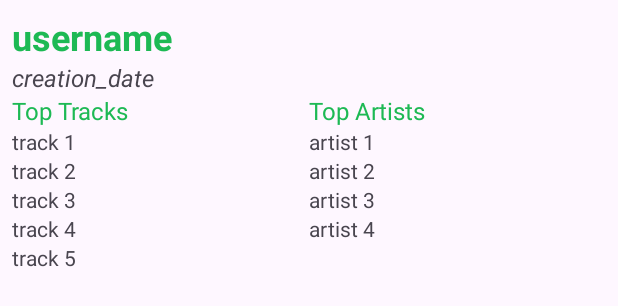
After one commit to ganning127/SpotifyStats, an Android app built with Jetpack Compose: the layout listview_wrapped_item.xml on its own in the app's theme, with its tools: preview values and no code run, on a phone screen of 412 x 824 dp. The commit adds this screen. Shown: the top 306 px of the screen. Run offline under Robolectric (Android 15) with nearby library versions, the phone set to English and light mode, and no system bars.

Commit message:
my wraps page done

```diff
--- a/app/src/main/AndroidManifest.xml
+++ b/app/src/main/AndroidManifest.xml
@@ -35,7 +35,10 @@
             android:name=".ProfileActivity"
             android:exported="true">
         </activity>
-
+        <activity
+            android:name=".AllWraps"
+            android:exported="true">
+        </activity>
         <activity
             android:name=".WrappedActivity"
             android:exported="true">
--- a/app/src/main/java/com/example/statsforspotify/WrappedActivity.java
+++ b/app/src/main/java/com/example/statsforspotify/WrappedActivity.java
@@ -34,6 +34,7 @@ import org.json.JSONObject;
 import java.io.IOException;
 import java.lang.reflect.Array;
 import java.util.ArrayList;
+import java.util.Date;
 import java.util.HashMap;
 import java.util.List;
 import java.util.Map;
@@ -114,6 +115,8 @@ public class WrappedActivity extends AppCompatActivity {
             HashMap<String, String> spotifyAuthData = SpotifyAuthData.getInstance();
             String userId = spotifyAuthData.get("spotify_id");
 
+            generatedWrapped.put("createdAt", new Date().toString());
+
             db.collection("wraps").document().set(generatedWrapped); // auto generate id
 
 
@@ -180,6 +183,7 @@ public class WrappedActivity extends AppCompatActivity {
                     new ImageLoadTask(imgURL, pfpImgView).execute();
 
                     String displayName = (String) jsonObject.get("display_name");
+                    generatedWrapped.put("username", displayName);
 
                     // TODO: change this to fetch the name from firebase when we have a settings page
                     setTextAsync("Welcome, " + displayName, welcomeText);
--- /dev/null
+++ b/app/src/main/res/layout/listview_wrapped_item.xml
@@ -0,0 +1,128 @@
+<?xml version="1.0" encoding="utf-8"?>
+<!--<LinearLayout xmlns:android="http://schemas.android.com/apk/res/android"-->
+<!--    android:layout_width="match_parent"-->
+<!--    android:layout_height="wrap_content">-->
+
+<LinearLayout xmlns:android="http://schemas.android.com/apk/res/android"
+    android:id="@+id/wrapped_stuff"
+    android:layout_width="match_parent"
+    android:layout_height="wrap_content"
+    android:layout_weight="1"
+    android:orientation="vertical"
+    android:padding="8dp">
+
+    <TextView
+        android:id="@+id/wrap_username"
+        android:layout_width="wrap_content"
+        android:layout_height="wrap_content"
+        android:layout_weight="1"
+        android:text="username"
+        android:textAlignment="textStart"
+        android:textColor="#1DB954"
+        android:textSize="24sp"
+        android:textStyle="bold" />
+
+    <TextView
+        android:id="@+id/wrap_date"
+        android:layout_width="wrap_content"
+        android:layout_height="wrap_content"
+        android:text="creation_date"
+        android:textAlignment="textStart"
+        android:textSize="16sp"
+        android:textStyle="italic" />
+
+    <LinearLayout
+        android:layout_width="match_parent"
+        android:layout_height="match_parent"
+        android:layout_weight="1"
+        android:orientation="horizontal">
+
+        <LinearLayout
+            android:layout_width="match_parent"
+            android:layout_height="match_parent"
+            android:layout_weight="1"
+            android:orientation="vertical">
+
+            <TextView
+                android:layout_width="wrap_content"
+                android:layout_height="wrap_content"
+                android:text="Top Tracks"
+                android:textAlignment="textStart"
+                android:textColor="#1DB954"
+                android:textSize="16sp" />
+
+            <TextView
+                android:id="@+id/wrap_track_1"
+                android:layout_width="match_parent"
+                android:layout_height="wrap_content"
+                android:text="track 1" />
+
+            <TextView
+                android:id="@+id/wrap_track_2"
+                android:layout_width="match_parent"
+                android:layout_height="wrap_content"
+                android:text="track 2" />
+
+            <TextView
+                android:id="@+id/wrap_track_3"
+                android:layout_width="match_parent"
+                android:layout_height="wrap_content"
+                android:text="track 3" />
+
+            <TextView
+                android:id="@+id/wrap_track_4"
+                android:layout_width="match_parent"
+                android:layout_height="wrap_content"
+                android:text="track 4" />
+
+            <TextView
+                android:id="@+id/wrap_track_5"
+                android:layout_width="match_parent"
+                android:layout_height="wrap_content"
+                android:text="track 5" />
+        </LinearLayout>
+
+        <LinearLayout
+            android:layout_width="match_parent"
+            android:layout_height="match_parent"
+            android:layout_weight="1"
+            android:orientation="vertical">
+
+            <TextView
+                android:id="@+id/textView6"
+                android:layout_width="match_parent"
+                android:layout_height="wrap_content"
+                android:text="Top Artists"
+                android:textColor="#1DB954"
+                android:textSize="16sp" />
+
+            <TextView
+                android:id="@+id/wrap_artist_1"
+                android:layout_width="match_parent"
+                android:layout_height="wrap_content"
+                android:text="artist 1" />
+
+
+            <TextView
+                android:id="@+id/wrap_artist_2"
+                android:layout_width="match_parent"
+                android:layout_height="wrap_content"
+                android:text="artist 2" />
+
+            <TextView
+                android:id="@+id/wrap_artist_3"
+                android:layout_width="match_parent"
+                android:layout_height="wrap_content"
+                android:text="artist 3" />
+
+            <TextView
+                android:id="@+id/wrap_artist_4"
+                android:layout_width="match_parent"
+                android:layout_height="wrap_content"
+                android:text="artist 4" />
+
+        </LinearLayout>
+
+    </LinearLayout>
+
+</LinearLayout>
```
Also changed, not shown: app/src/main/java/com/example/statsforspotify/AllWraps.java (+190 -0 lines), app/src/main/res/layout/activity_allwraps.xml (+22 -154 lines).
